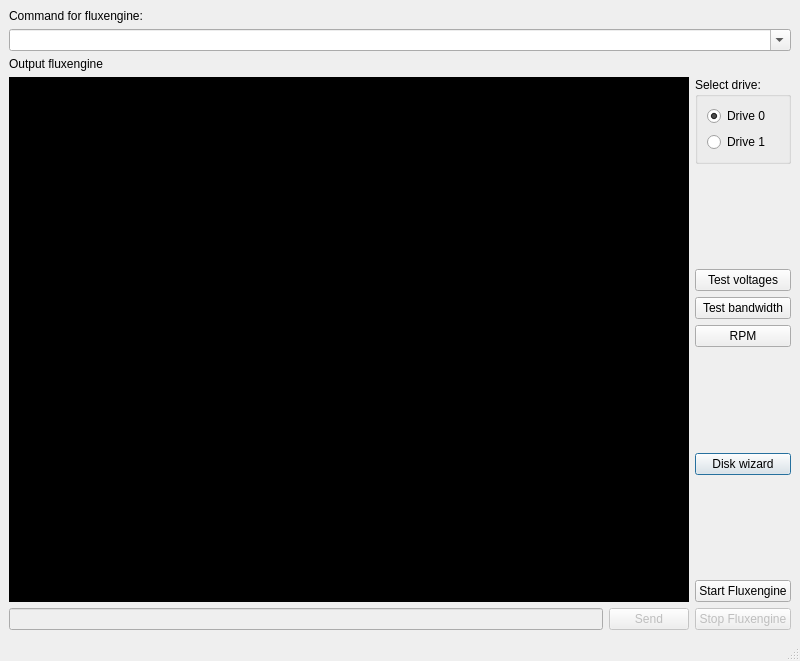
This is mainwindow.ui in wybren1971/Fluxengine_GUI as Qt 5 draws it before an edit. The edited form follows.
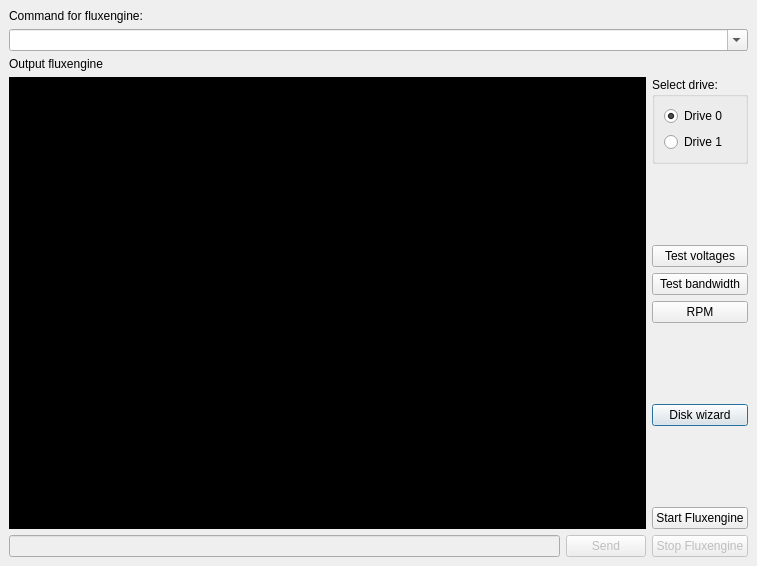
This is the edited form. Icons and pictures are not drawn.

Commit message: Added fluxengine location to preferences.

```diff
--- a/mainwindow.ui
+++ b/mainwindow.ui
@@ -9,8 +9,8 @@
    <rect>
     <x>0</x>
     <y>0</y>
-    <width>800</width>
-    <height>661</height>
+    <width>757</width>
+    <height>566</height>
    </rect>
   </property>
   <property name="sizePolicy">
@@ -19,6 +19,12 @@
     <verstretch>0</verstretch>
    </sizepolicy>
   </property>
+  <property name="minimumSize">
+   <size>
+    <width>320</width>
+    <height>240</height>
+   </size>
+  </property>
   <property name="maximumSize">
    <size>
     <width>16777215</width>
@@ -44,94 +50,19 @@
    </property>
    <property name="minimumSize">
     <size>
-     <width>640</width>
-     <height>480</height>
+     <width>320</width>
+     <height>240</height>
     </size>
    </property>
    <layout class="QGridLayout" name="gridLayout">
-    <item row="8" column="2">
-     <widget class="QPushButton" name="btntestbandwidth">
-      <property name="cursor">
-       <cursorShape>ArrowCursor</cursorShape>
-      </property>
-      <property name="toolTip">
-       <string>&lt;html&gt;&lt;head/&gt;&lt;body&gt;&lt;p&gt;bandwidth: Measures your USB bandwidth.&lt;/p&gt;&lt;/body&gt;&lt;/html&gt;</string>
-      </property>
-      <property name="autoFillBackground">
-       <bool>true</bool>
-      </property>
-      <property name="text">
-       <string>Test bandwidth</string>
-      </property>
-     </widget>
-    </item>
-    <item row="0" column="0" colspan="3">
-     <widget class="QLabel" name="label">
-      <property name="text">
-       <string>Command for fluxengine:</string>
-      </property>
-     </widget>
-    </item>
-    <item row="14" column="1">
-     <widget class="QPushButton" name="pushButton">
-      <property name="enabled">
-       <bool>false</bool>
-      </property>
-      <property name="toolTip">
-       <string>&lt;html&gt;&lt;head/&gt;&lt;body&gt;&lt;p&gt;This buttons sends the input for, for instance a comment in an IMD file, to fluxengine.&lt;/p&gt;&lt;/body&gt;&lt;/html&gt;</string>
-      </property>
-      <property name="text">
-       <string>Send</string>
-      </property>
-     </widget>
-    </item>
     <item row="12" column="2">
-     <spacer name="verticalSpacer_3">
-      <property name="orientation">
-       <enum>Qt::Vertical</enum>
-      </property>
-      <property name="sizeHint" stdset="0">
-       <size>
-        <width>20</width>
-        <height>40</height>
-       </size>
-      </property>
-     </spacer>
-    </item>
-    <item row="1" column="0" colspan="3">
-     <widget class="QComboBox" name="plainTextEdit_2">
-      <property name="font">
-       <font>
-        <family>Monospace</family>
-        <pointsize>8</pointsize>
-       </font>
-      </property>
-      <property name="toolTip">
-       <string>&lt;html&gt;&lt;head/&gt;&lt;body&gt;&lt;p&gt;For advanced users who want to give in the commandline options for fluxengine. Also shows the result of the wizard. These arguments are passed on to fluxengine by pressing the start fluxengine button. This combobox also remembers previous commands during this session.&lt;/p&gt;&lt;/body&gt;&lt;/html&gt;</string>
-      </property>
-      <property name="statusTip">
-       <string extracomment="For advanced users who want to give in the commandline options for fluxengine. Also shows the result of the wizard. These arguments are passed on to fluxengine by pressing the start fluxengine button. This combobox also remembers previous commands during this session."/>
-      </property>
-      <property name="editable">
-       <bool>true</bool>
-      </property>
-     </widget>
-    </item>
-    <item row="6" column="2">
-     <spacer name="verticalSpacer">
-      <property name="orientation">
-       <enum>Qt::Vertical</enum>
-      </property>
-      <property name="sizeHint" stdset="0">
-       <size>
-        <width>20</width>
-        <height>40</height>
-       </size>
-      </property>
-     </spacer>
-    </item>
-    <item row="11" column="2">
      <widget class="QPushButton" name="btnReadDisk">
+      <property name="sizePolicy">
+       <sizepolicy hsizetype="Minimum" vsizetype="Minimum">
+        <horstretch>0</horstretch>
+        <verstretch>0</verstretch>
+       </sizepolicy>
+      </property>
       <property name="cursor">
        <cursorShape>ArrowCursor</cursorShape>
       </property>
@@ -155,27 +86,7 @@
       </property>
      </widget>
     </item>
-    <item row="10" column="2">
-     <spacer name="verticalSpacer_2">
-      <property name="orientation">
-       <enum>Qt::Vertical</enum>
-      </property>
-      <property name="sizeHint" stdset="0">
-       <size>
-        <width>20</width>
-        <height>40</height>
-       </size>
-      </property>
-     </spacer>
-    </item>
-    <item row="2" column="0" rowspan="2" colspan="3">
-     <widget class="QLabel" name="label_2">
-      <property name="text">
-       <string>Output fluxengine</string>
-      </property>
-     </widget>
-    </item>
-    <item row="4" column="2" rowspan="2">
+    <item row="5" column="2" rowspan="2">
      <widget class="QGroupBox" name="groupBox">
       <property name="toolTip">
        <string>&lt;html&gt;&lt;head/&gt;&lt;body&gt;&lt;p&gt;Select the drive to use for reading and writing.&lt;/p&gt;&lt;/body&gt;&lt;/html&gt;</string>
@@ -184,7 +95,14 @@
        <string>Select drive:</string>
       </property>
       <layout class="QGridLayout" name="gridLayout_2">
-       <item row="0" column="0" alignment="Qt::AlignVCenter">
+       <item row="2" column="0">
+        <widget class="QRadioButton" name="btnDrive1">
+         <property name="text">
+          <string>Drive 1</string>
+         </property>
+        </widget>
+       </item>
+       <item row="1" column="0">
         <widget class="QRadioButton" name="btnDrive0">
          <property name="text">
           <string>Drive 0</string>
@@ -194,95 +112,30 @@
          </property>
         </widget>
        </item>
-       <item row="1" column="0">
-        <widget class="QRadioButton" name="btnDrive1">
-         <property name="text">
-          <string>Drive 1</string>
-         </property>
-        </widget>
-       </item>
       </layout>
      </widget>
     </item>
-    <item row="14" column="0">
-     <widget class="QLineEdit" name="Fluxengineinput">
+    <item row="15" column="1">
+     <widget class="QPushButton" name="pushButton">
       <property name="enabled">
        <bool>false</bool>
       </property>
-      <property name="font">
-       <font>
-        <family>Monospace</family>
-        <pointsize>8</pointsize>
-       </font>
-      </property>
       <property name="toolTip">
        <string>&lt;html&gt;&lt;head/&gt;&lt;body&gt;&lt;p&gt;This line can be used to enter input to fluxengine. For instance when fluxengine asks for a comment to store in an IMD file.&lt;/p&gt;&lt;/body&gt;&lt;/html&gt;</string>
       </property>
-     </widget>
-    </item>
-    <item row="9" column="2">
-     <widget class="QPushButton" name="btnRPM">
-      <property name="cursor">
-       <cursorShape>ArrowCursor</cursorShape>
-      </property>
-      <property name="toolTip">
-       <string>&lt;html&gt;&lt;head/&gt;&lt;body&gt;&lt;p&gt;rpm: Measures the disk rotational speed.&lt;/p&gt;&lt;/body&gt;&lt;/html&gt;</string>
-      </property>
-      <property name="autoFillBackground">
-       <bool>true</bool>
-      </property>
       <property name="text">
-       <string>RPM</string>
+       <string>Send</string>
       </property>
      </widget>
     </item>
-    <item row="13" column="2">
-     <widget class="QPushButton" name="bntStartFluxengine">
-      <property name="sizePolicy">
-       <sizepolicy hsizetype="Preferred" vsizetype="Preferred">
-        <horstretch>0</horstretch>
-        <verstretch>0</verstretch>
-       </sizepolicy>
-      </property>
-      <property name="toolTip">
-       <string>&lt;html&gt;&lt;head/&gt;&lt;body&gt;&lt;p&gt;Start fluxengine with the arguments provided in the top &amp;quot;Command for fluxengine&amp;quot; box.&lt;/p&gt;&lt;/body&gt;&lt;/html&gt;</string>
-      </property>
-      <property name="text">
-       <string>Start Fluxengine</string>
-      </property>
-     </widget>
-    </item>
-    <item row="14" column="2">
-     <widget class="QPushButton" name="btnStop">
-      <property name="enabled">
-       <bool>false</bool>
-      </property>
-      <property name="toolTip">
-       <string>&lt;html&gt;&lt;head/&gt;&lt;body&gt;&lt;p&gt;Panic button to stop fluxengine if something goes wrong.&lt;/p&gt;&lt;/body&gt;&lt;/html&gt;</string>
-      </property>
-      <property name="styleSheet">
-       <string notr="true"/>
-      </property>
-      <property name="text">
-       <string>Stop Fluxengine</string>
-      </property>
-      <property name="icon">
-       <iconset>
-        <normaloff>panic.png</normaloff>panic.png</iconset>
-      </property>
-      <property name="autoDefault">
-       <bool>false</bool>
-      </property>
-      <property name="default">
-       <bool>false</bool>
-      </property>
-      <property name="flat">
-       <bool>false</bool>
-      </property>
-     </widget>
-    </item>
-    <item row="7" column="2">
+    <item row="8" column="2">
      <widget class="QPushButton" name="btntestVoltages">
+      <property name="sizePolicy">
+       <sizepolicy hsizetype="Minimum" vsizetype="Minimum">
+        <horstretch>0</horstretch>
+        <verstretch>0</verstretch>
+       </sizepolicy>
+      </property>
       <property name="cursor">
        <cursorShape>ArrowCursor</cursorShape>
       </property>
@@ -303,7 +156,20 @@
       </property>
      </widget>
     </item>
-    <item row="4" column="0" rowspan="10" colspan="2">
+    <item row="7" column="2">
+     <spacer name="verticalSpacer">
+      <property name="orientation">
+       <enum>Qt::Vertical</enum>
+      </property>
+      <property name="sizeHint" stdset="0">
+       <size>
+        <width>20</width>
+        <height>40</height>
+       </size>
+      </property>
+     </spacer>
+    </item>
+    <item row="5" column="0" rowspan="10" colspan="2">
      <widget class="QPlainTextEdit" name="txtOutput">
       <property name="sizePolicy">
        <sizepolicy hsizetype="Expanding" vsizetype="Expanding">
@@ -340,6 +206,172 @@
       </property>
      </widget>
     </item>
+    <item row="14" column="2">
+     <widget class="QPushButton" name="bntStartFluxengine">
+      <property name="sizePolicy">
+       <sizepolicy hsizetype="Preferred" vsizetype="Minimum">
+        <horstretch>0</horstretch>
+        <verstretch>0</verstretch>
+       </sizepolicy>
+      </property>
+      <property name="toolTip">
+       <string>&lt;html&gt;&lt;head/&gt;&lt;body&gt;&lt;p&gt;Start fluxengine with the arguments provided in the top &amp;quot;Command for fluxengine&amp;quot; box.&lt;/p&gt;&lt;/body&gt;&lt;/html&gt;</string>
+      </property>
+      <property name="text">
+       <string>Start Fluxengine</string>
+      </property>
+     </widget>
+    </item>
+    <item row="15" column="0">
+     <widget class="QLineEdit" name="Fluxengineinput">
+      <property name="enabled">
+       <bool>false</bool>
+      </property>
+      <property name="font">
+       <font>
+        <family>Monospace</family>
+        <pointsize>8</pointsize>
+       </font>
+      </property>
+      <property name="toolTip">
+       <string>&lt;html&gt;&lt;head/&gt;&lt;body&gt;&lt;p&gt;This line can be used to enter input to fluxengine. For instance when fluxengine asks for a comment to store in an IMD file.&lt;/p&gt;&lt;/body&gt;&lt;/html&gt;</string>
+      </property>
+     </widget>
+    </item>
+    <item row="15" column="2">
+     <widget class="QPushButton" name="btnStop">
+      <property name="enabled">
+       <bool>false</bool>
+      </property>
+      <property name="sizePolicy">
+       <sizepolicy hsizetype="Minimum" vsizetype="Minimum">
+        <horstretch>0</horstretch>
+        <verstretch>0</verstretch>
+       </sizepolicy>
+      </property>
+      <property name="toolTip">
+       <string>&lt;html&gt;&lt;head/&gt;&lt;body&gt;&lt;p&gt;Panic button to stop fluxengine if something goes wrong.&lt;/p&gt;&lt;/body&gt;&lt;/html&gt;</string>
+      </property>
+      <property name="styleSheet">
+       <string notr="true"/>
+      </property>
+      <property name="text">
+       <string>Stop Fluxengine</string>
+      </property>
+      <property name="autoDefault">
+       <bool>false</bool>
+      </property>
+      <property name="default">
+       <bool>false</bool>
+      </property>
+      <property name="flat">
+       <bool>false</bool>
+      </property>
+     </widget>
+    </item>
+    <item row="13" column="2">
+     <spacer name="verticalSpacer_3">
+      <property name="orientation">
+       <enum>Qt::Vertical</enum>
+      </property>
+      <property name="sizeHint" stdset="0">
+       <size>
+        <width>20</width>
+        <height>40</height>
+       </size>
+      </property>
+     </spacer>
+    </item>
+    <item row="9" column="2">
+     <widget class="QPushButton" name="btntestbandwidth">
+      <property name="sizePolicy">
+       <sizepolicy hsizetype="Minimum" vsizetype="Minimum">
+        <horstretch>0</horstretch>
+        <verstretch>0</verstretch>
+       </sizepolicy>
+      </property>
+      <property name="cursor">
+       <cursorShape>ArrowCursor</cursorShape>
+      </property>
+      <property name="toolTip">
+       <string>&lt;html&gt;&lt;head/&gt;&lt;body&gt;&lt;p&gt;bandwidth: Measures your USB bandwidth.&lt;/p&gt;&lt;/body&gt;&lt;/html&gt;</string>
+      </property>
+      <property name="autoFillBackground">
+       <bool>true</bool>
+      </property>
+      <property name="text">
+       <string>Test bandwidth</string>
+      </property>
+     </widget>
+    </item>
+    <item row="11" column="2">
+     <spacer name="verticalSpacer_2">
+      <property name="orientation">
+       <enum>Qt::Vertical</enum>
+      </property>
+      <property name="sizeHint" stdset="0">
+       <size>
+        <width>20</width>
+        <height>40</height>
+       </size>
+      </property>
+     </spacer>
+    </item>
+    <item row="10" column="2">
+     <widget class="QPushButton" name="btnRPM">
+      <property name="sizePolicy">
+       <sizepolicy hsizetype="Minimum" vsizetype="Minimum">
+        <horstretch>0</horstretch>
+        <verstretch>0</verstretch>
+       </sizepolicy>
+      </property>
+      <property name="cursor">
+       <cursorShape>ArrowCursor</cursorShape>
+      </property>
+      <property name="toolTip">
+       <string>&lt;html&gt;&lt;head/&gt;&lt;body&gt;&lt;p&gt;rpm: Measures the disk rotational speed.&lt;/p&gt;&lt;/body&gt;&lt;/html&gt;</string>
+      </property>
+      <property name="autoFillBackground">
+       <bool>true</bool>
+      </property>
+      <property name="text">
+       <string>RPM</string>
+      </property>
+     </widget>
+    </item>
+    <item row="2" column="0" colspan="3">
+     <widget class="QComboBox" name="plainTextEdit_2">
+      <property name="font">
+       <font>
+        <family>Monospace</family>
+        <pointsize>8</pointsize>
+       </font>
+      </property>
+      <property name="toolTip">
+       <string>&lt;html&gt;&lt;head/&gt;&lt;body&gt;&lt;p&gt;For advanced users who want to give in the commandline options for fluxengine. Also shows the result of the wizard. These arguments are passed on to fluxengine by pressing the start fluxengine button. This combobox also remembers previous commands during this session.&lt;/p&gt;&lt;/body&gt;&lt;/html&gt;</string>
+      </property>
+      <property name="statusTip">
+       <string extracomment="For advanced users who want to give in the commandline options for fluxengine. Also shows the result of the wizard. These arguments are passed on to fluxengine by pressing the start fluxengine button. This combobox also remembers previous commands during this session."/>
+      </property>
+      <property name="editable">
+       <bool>true</bool>
+      </property>
+     </widget>
+    </item>
+    <item row="1" column="0" colspan="3">
+     <widget class="QLabel" name="label">
+      <property name="text">
+       <string>Command for fluxengine:</string>
+      </property>
+     </widget>
+    </item>
+    <item row="3" column="0" rowspan="2" colspan="3">
+     <widget class="QLabel" name="label_2">
+      <property name="text">
+       <string>Output fluxengine</string>
+      </property>
+     </widget>
+    </item>
    </layout>
    <zorder>groupBox</zorder>
    <zorder>txtOutput</zorder>
@@ -368,7 +400,6 @@
     </rect>
    </property>
   </widget>
-  <widget class="QStatusBar" name="statusbar"/>
  </widget>
  <tabstops>
   <tabstop>txtOutput</tabstop>
```
Left out of the diff: 7 changed lines with no effect on the pictures. The commit also changes 5 other files.
